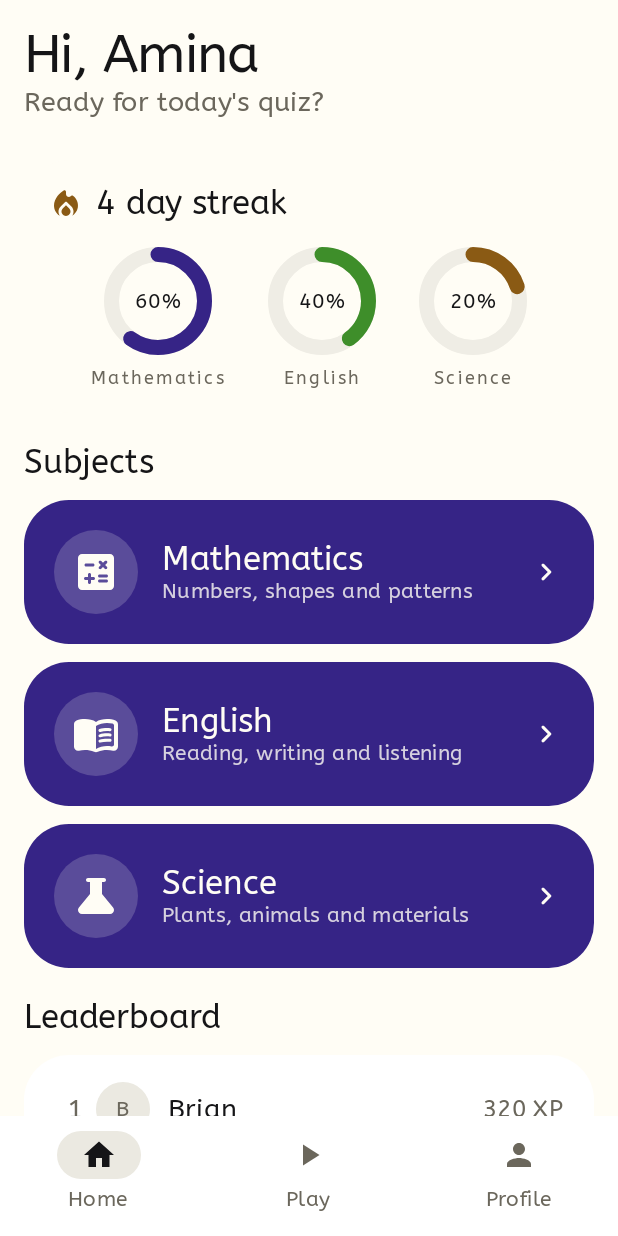
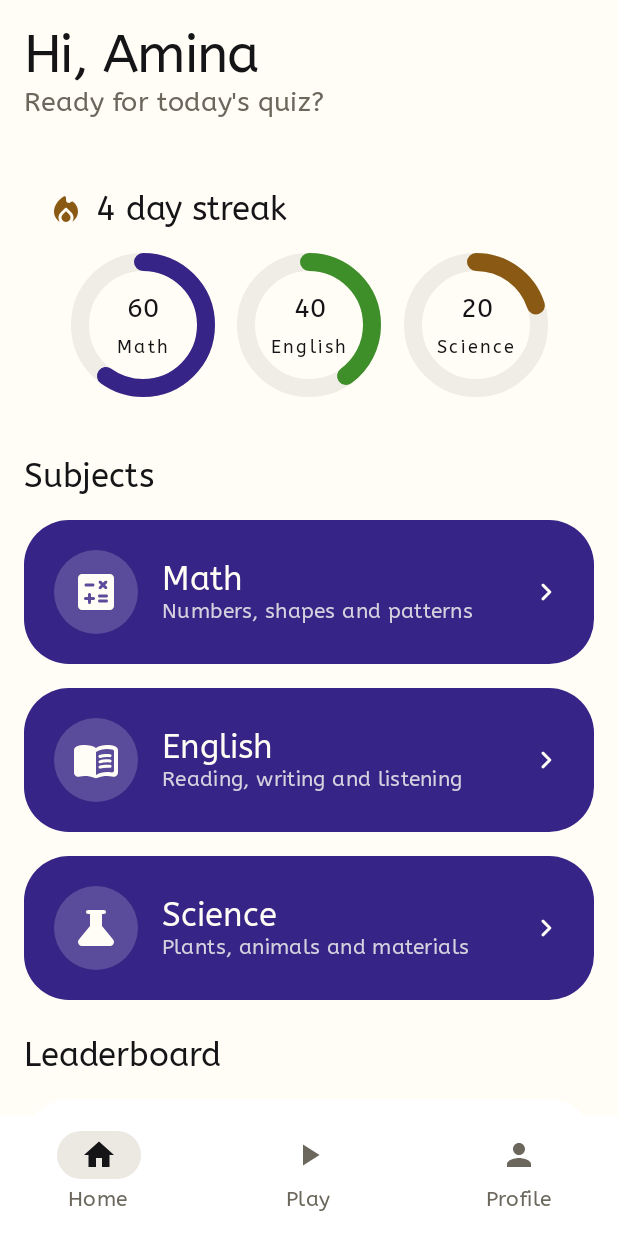
Before and after one commit to muterae/cbc, an Android app built with Jetpack Compose: the screen it shows after launch (MainActivity), on a phone screen of 412 x 824 dp. Run offline under Robolectric (Android 15) with nearby library versions, the phone set to English and light mode, and no system bars.

Commit message:
Enlarge rings and add spacing

```diff
--- a/mobile/app/src/main/java/ke/ac/bics/cbcapp/ui/screens/home/HomeScreen.kt
+++ b/mobile/app/src/main/java/ke/ac/bics/cbcapp/ui/screens/home/HomeScreen.kt
@@ -60,7 +60,7 @@ fun HomeScreen(
             top = Spacing.lg,
             bottom = Spacing.xl
         ),
-        verticalArrangement = Arrangement.spacedBy(Spacing.md)
+        verticalArrangement = Arrangement.spacedBy(Spacing.lg)
     ) {
         item {
             Greeting(state.greetingName)
@@ -155,32 +155,36 @@ private fun SubjectRing(subject: SubjectProgress) {
                 progress = subject.progress,
                 color = accent,
                 label = subject.name,
-                modifier = Modifier.size(72.dp)
+                modifier = Modifier.size(96.dp),
+                strokeWidth = 12.dp
             )
-
             if (isComplete) {
                 Icon(
                     imageVector = Icons.Rounded.Check,
                     contentDescription = null,
                     tint = accent,
-                    modifier = Modifier.size(24.dp)
+                    modifier = Modifier.size(32.dp)
                 )
             } else {
-                Text(
-                    text = "${(subject.progress * 100).roundToInt()}%",
-                    style = MaterialTheme.typography.labelMedium,
-                    color = MaterialTheme.colorScheme.onSurface
-                )
+                Column(
+                    horizontalAlignment = Alignment.CenterHorizontally,
+                    verticalArrangement = Arrangement.spacedBy(Spacing.sm)
+                ){
+                    Text(
+                        text = "${(subject.progress * 100).roundToInt()}",
+                        style = MaterialTheme.typography.titleMedium,
+                        color = MaterialTheme.colorScheme.onSurface
+                    )
+                    Text(
+                        text="${subject.name}",
+                        style = MaterialTheme.typography.labelSmall,
+                        color = MaterialTheme.colorScheme.onSurface
+                    )
+                }
+
             }
         }
 
-        Spacer(modifier = Modifier.height(Spacing.sm))
-
-        Text(
-            text = subject.name,
-            style = MaterialTheme.typography.labelSmall,
-            color = MaterialTheme.colorScheme.onSurfaceVariant
-        )
     }
 }
 
--- a/mobile/app/src/main/java/ke/ac/bics/cbcapp/ui/screens/home/HomeUiState.kt
+++ b/mobile/app/src/main/java/ke/ac/bics/cbcapp/ui/screens/home/HomeUiState.kt
@@ -39,7 +39,7 @@ fun sampleHomeState() = HomeUiState(
     subjects = listOf(
         SubjectProgress(
             id = "math",
-            name = "Mathematics",
+            name = "Math",
             description = "Numbers, shapes and patterns",
             icon = Icons.Rounded.Calculate,
             answeredToday = 3,
--- a/mobile/app/src/main/java/ke/ac/bics/cbcapp/ui/screens/home/components/ProgressRing.kt
+++ b/mobile/app/src/main/java/ke/ac/bics/cbcapp/ui/screens/home/components/ProgressRing.kt
@@ -15,6 +15,7 @@ import androidx.compose.ui.graphics.StrokeCap
 import androidx.compose.ui.graphics.drawscope.Stroke
 import androidx.compose.ui.semantics.contentDescription
 import androidx.compose.ui.semantics.semantics
+import androidx.compose.ui.unit.Dp
 import androidx.compose.ui.unit.dp
 import kotlin.math.roundToInt
 
@@ -23,7 +24,8 @@ fun ProgressRing(
     progress: Float,
     color: Color,
     label: String,
-    modifier: Modifier = Modifier
+    modifier: Modifier = Modifier,
+    strokeWidth: Dp = 18.dp
 ) {
     val clamped = progress.coerceIn(0f, 1f)
     val animated by animateFloatAsState(
@@ -39,7 +41,7 @@ fun ProgressRing(
             contentDescription = "$label, $percent percent"
         }
     ) {
-        val stroke = 10.dp.toPx()
+        val stroke = strokeWidth.toPx()
         val inset = stroke / 2f
         val arcSize = Size(size.width - stroke, size.height - stroke)
         val topLeft = Offset(inset, inset)
```
